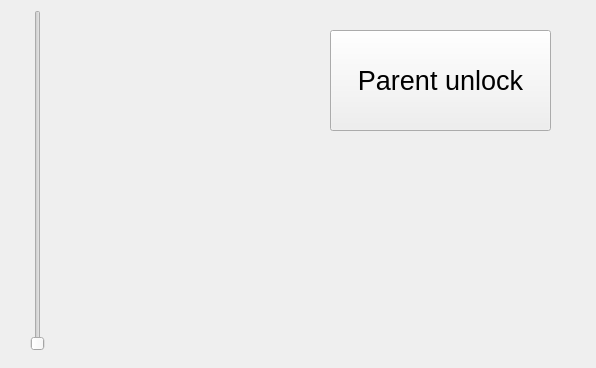
Before: the Qt Designer form hardware/simulated/simulatedhardwarewidget.ui in wawanbreton/family-assistant, drawn with Qt 5.
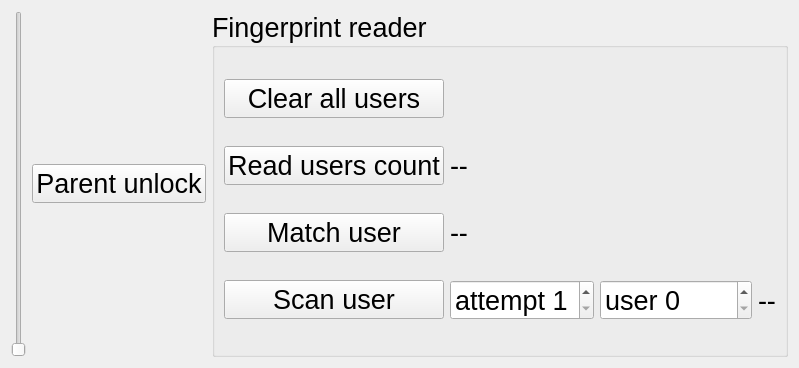
After: the same form once the commit is applied.

Commit message: Add config screen to register user fingerprint

Diff of the .ui file:
```diff
--- a/hardware/simulated/simulatedhardwarewidget.ui
+++ b/hardware/simulated/simulatedhardwarewidget.ui
@@ -6,7 +6,7 @@
    <rect>
     <x>0</x>
     <y>0</y>
-    <width>596</width>
+    <width>766</width>
     <height>368</height>
    </rect>
   </property>
@@ -18,38 +18,112 @@
   <property name="windowTitle">
    <string>Form</string>
   </property>
-  <widget class="QPushButton" name="buttonParentUnlock">
-   <property name="geometry">
-    <rect>
-     <x>330</x>
-     <y>30</y>
-     <width>221</width>
-     <height>101</height>
-    </rect>
-   </property>
-   <property name="text">
-    <string>Parent unlock</string>
-   </property>
-  </widget>
-  <widget class="QSlider" name="sliderBacklight">
-   <property name="enabled">
-    <bool>false</bool>
-   </property>
-   <property name="geometry">
-    <rect>
-     <x>30</x>
-     <y>10</y>
-     <width>16</width>
-     <height>341</height>
-    </rect>
-   </property>
-   <property name="maximum">
-    <number>100</number>
-   </property>
-   <property name="orientation">
-    <enum>Qt::Orientation::Vertical</enum>
-   </property>
-  </widget>
+  <layout class="QHBoxLayout" name="horizontalLayout" stretch="0,0,1">
+   <item>
+    <widget class="QSlider" name="sliderBacklight">
+     <property name="enabled">
+      <bool>false</bool>
+     </property>
+     <property name="maximum">
+      <number>100</number>
+     </property>
+     <property name="orientation">
+      <enum>Qt::Orientation::Vertical</enum>
+     </property>
+    </widget>
+   </item>
+   <item>
+    <widget class="QPushButton" name="buttonParentUnlock">
+     <property name="text">
+      <string notr="true">Parent unlock</string>
+     </property>
+    </widget>
+   </item>
+   <item>
+    <widget class="QGroupBox" name="groupBoxFingerprint">
+     <property name="title">
+      <string notr="true">Fingerprint reader</string>
+     </property>
+     <layout class="QGridLayout" name="gridLayout">
+      <item row="0" column="0">
+       <widget class="QPushButton" name="buttonClearFingerprints">
+        <property name="text">
+         <string notr="true">Clear all users</string>
+        </property>
+       </widget>
+      </item>
+      <item row="1" column="1">
+       <widget class="QLabel" name="labelUsersCount">
+        <property name="text">
+         <string notr="true">--</string>
+        </property>
+       </widget>
+      </item>
+      <item row="3" column="0">
+       <widget class="QPushButton" name="buttonScanUser">
+        <property name="text">
+         <string notr="true">Scan user</string>
+        </property>
+       </widget>
+      </item>
+      <item row="3" column="3">
+       <widget class="QLabel" name="labelScanResult">
+        <property name="text">
+         <string notr="true">--</string>
+        </property>
+       </widget>
+      </item>
+      <item row="2" column="0">
+       <widget class="QPushButton" name="buttonMatchUser">
+        <property name="text">
+         <string notr="true">Match user</string>
+        </property>
+       </widget>
+      </item>
+      <item row="1" column="0">
+       <widget class="QPushButton" name="buttonReadUsersCount">
+        <property name="text">
+         <string notr="true">Read users count</string>
+        </property>
+       </widget>
+      </item>
+      <item row="3" column="1">
+       <widget class="QSpinBox" name="spinBoxAttempt">
+        <property name="prefix">
+         <string>attempt </string>
+        </property>
+        <property name="minimum">
+         <number>1</number>
+        </property>
+        <property name="maximum">
+         <number>3</number>
+        </property>
+       </widget>
+      </item>
+      <item row="2" column="1">
+       <widget class="QLabel" name="labelMatchedUser">
+        <property name="text">
+         <string notr="true">--</string>
+        </property>
+       </widget>
+      </item>
+      <item row="3" column="2">
+       <widget class="QSpinBox" name="spinBoxScanUserId">
+        <property name="prefix">
+         <string>user </string>
+        </property>
+        <property name="minimum">
+         <number>0</number>
+        </property>
+        <property name="maximum">
+         <number>4095</number>
+        </property>
+       </widget>
+      </item>
+     </layout>
+    </widget>
+   </item>
+  </layout>
  </widget>
  <resources/>
  <connections/>
```
The commit also changes 60 other files.
